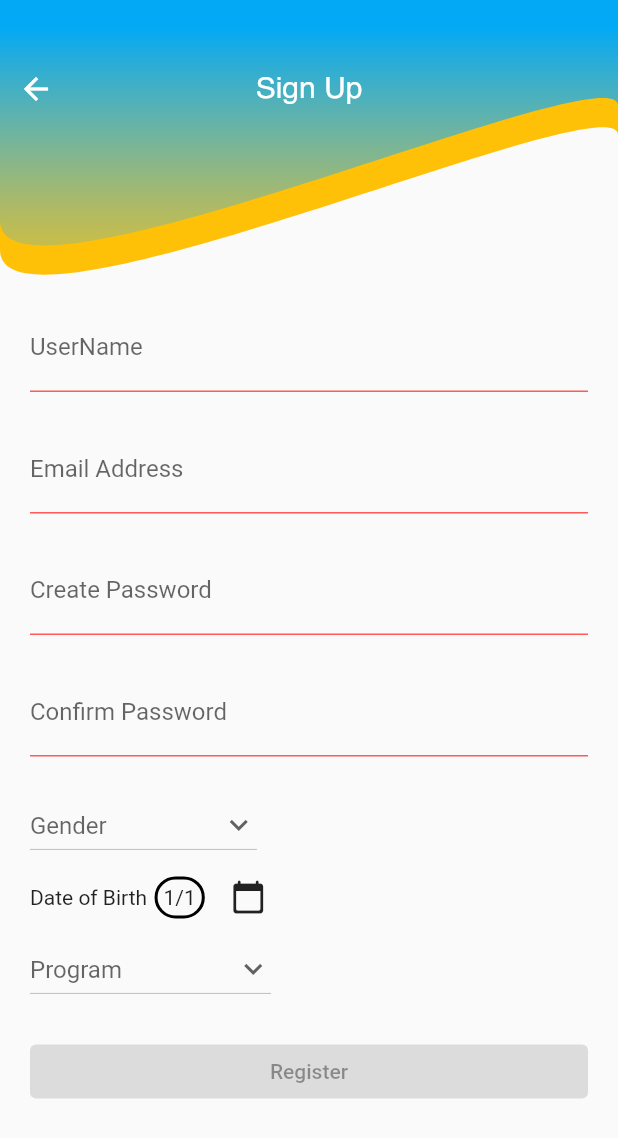
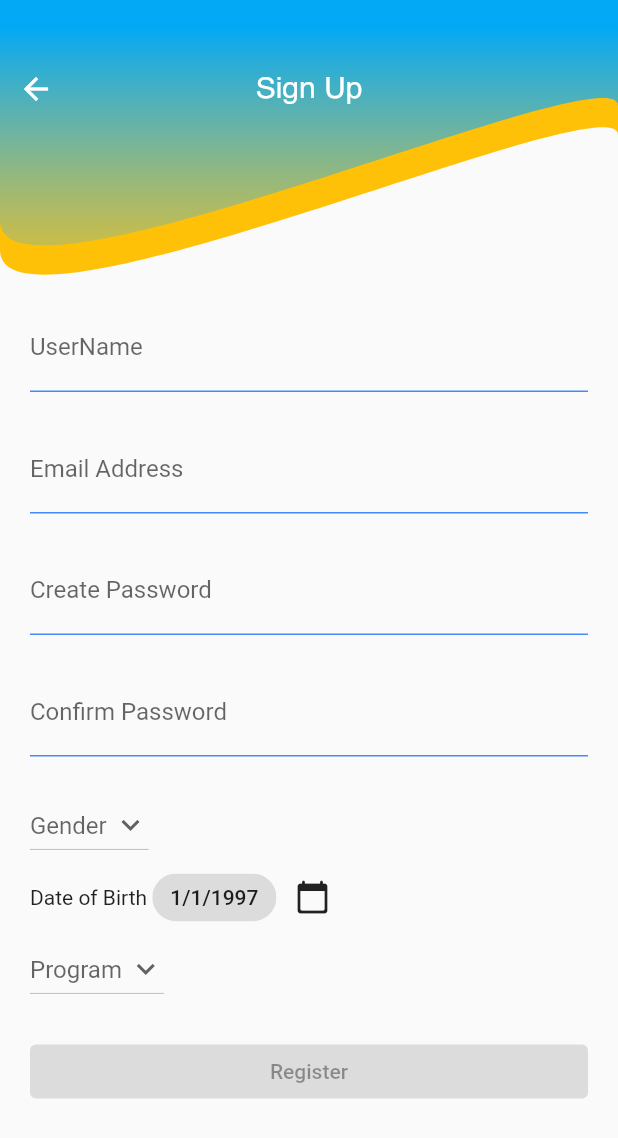
Before and after one commit to tayyab530/Helpadora, a Flutter app: the screen it shows after launch, after a tap on "Create an account", on a phone screen of 412 x 824 dp. Shown: the top 1138 px of the screen. Run offline on Flutter 3.47's test engine with Material 2 defaults, Android fonts, the phone set to English and light mode, and no system bars; our stand-ins replace animated_splash_screen, bubble, cloud_firestore, firebase_auth, firebase_core, nested and 2 more; missing offline and left inert: tap_debouncer; accounts and stored records are empty.

Commit message:
theme change tweeks, textfields underline color,chip adds to dropdown, splash shows once

```diff
--- a/lib/src/app.dart
+++ b/lib/src/app.dart
@@ -1,6 +1,5 @@
 import 'package:animated_splash_screen/animated_splash_screen.dart';
 import 'package:flutter/material.dart';
-import 'package:helpadora/src/custom_icons/helpadora_icons.dart';
 import 'package:nested/nested.dart';
 import 'package:provider/provider.dart';
 
@@ -28,8 +27,6 @@ class App extends StatelessWidget {
   Widget build(BuildContext context) {
     // debugPaintSizeEnabled = true;
     // debugPaintLayerBordersEnabled = true;
-    final _themeData = Provider.of<ThemeNotifier>(context, listen: false);
-    final bool _showSplash = _themeData.showSplash;
 
     return MultiProvider(
       providers: _providers,
@@ -40,15 +37,19 @@ class App extends StatelessWidget {
             theme: theme.getTheme(),
             debugShowCheckedModeBanner: false,
             title: 'Helpadora',
-            home: _showSplash
+            home: theme.showSplash
                 ? AnimatedSplashScreen.withScreenFunction(
+                    splashIconSize: double.infinity,
                     screenFunction: () async {
-                      _themeData.setSplashtoFalse();
+                      print('showSplash1 ${theme.showSplash}');
+                      theme.setSplashtoFalse();
+                      print('showSplash2 ${theme.showSplash}');
                       return Home();
                     },
                     backgroundColor: Theme.of(context).primaryColor,
                     splashTransition: SplashTransition.fadeTransition,
                     splash: Image.asset('assets/images/cover.png'),
+                    duration: 3,
                   )
                 : Home(),
             routes: _routes,
--- a/lib/src/blocs/write_query_bloc.dart
+++ b/lib/src/blocs/write_query_bloc.dart
@@ -43,9 +43,10 @@ class WriteQueryBloc extends ChangeNotifier with WriteQueryValidatorsMixin {
 
   String getTitle() => _title.value;
   String getDescription() => _description.value;
-  String getDueDate() =>
-      DateFormat('dd MM yyyy').format(_dueDate.value.pickedDate);
-  String getLocation() => _location.value;
+  String getDueDate() => _dueDate.value == null
+      ? ''
+      : DateFormat('dd MM yyyy').format(_dueDate.value.pickedDate);
+  String getLocation() => _location.value == null ? '' : _location.value;
 }
 
 //Please do not turn off the PC!!!!
--- a/lib/src/notifiers/theme_data.dart
+++ b/lib/src/notifiers/theme_data.dart
@@ -55,9 +55,8 @@ class ThemeNotifier with ChangeNotifier {
   bool isLight;
 
   ThemeNotifier() {
-    StorageManager.readData('themeMode').then((value) {
-      print('value read from storage: ' + value.toString());
-      var themeMode = value ?? 'light';
+    StorageManager.readData('themeMode').then((theme) {
+      var themeMode = theme ?? 'light';
       if (themeMode == 'light') {
         isLight = true;
         _themeData = lightTheme;
--- a/lib/src/screens/login_screen.dart
+++ b/lib/src/screens/login_screen.dart
@@ -12,6 +12,11 @@ import '../services/auth_services.dart';
 
 class LoginScreen extends StatelessWidget {
   static const routeName = '/login';
+  final _underLineBorder = UnderlineInputBorder(
+    borderSide: BorderSide(
+      color: Colors.blueAccent,
+    ),
+  );
 
   @override
   Widget build(BuildContext context) {
@@ -99,7 +104,11 @@ class LoginScreen extends StatelessWidget {
             textCapitalization: TextCapitalization.none,
             decoration: InputDecoration(
               labelText: 'Email',
+              errorStyle: TextStyle(color: Theme.of(context).disabledColor),
               errorText: snapshot.hasError ? snapshot.error : "",
+              errorBorder: _underLineBorder,
+              focusedBorder: _underLineBorder,
+              focusedErrorBorder: _underLineBorder,
             ),
             keyboardType: TextInputType.emailAddress,
             onChanged: bloc.changeEmail,
@@ -116,7 +125,11 @@ class LoginScreen extends StatelessWidget {
             textCapitalization: TextCapitalization.none,
             decoration: InputDecoration(
               labelText: 'Password',
+              errorStyle: TextStyle(color: Theme.of(context).dividerColor),
               errorText: snapshot.hasError ? snapshot.error : '',
+              errorBorder: _underLineBorder,
+              focusedBorder: _underLineBorder,
+              focusedErrorBorder: _underLineBorder,
             ),
             onChanged: bloc.changePassword,
           );
--- a/lib/src/screens/main_screen.dart
+++ b/lib/src/screens/main_screen.dart
@@ -2,7 +2,6 @@ import 'package:flutter/material.dart';
 
 import 'package:helpadora/src/widgets/tabs/conversation_tab.dart';
 import 'package:helpadora/src/widgets/tabs/self_tab.dart';
-import 'package:intl/intl.dart';
 import '../widgets/tabs/community_tab.dart';
 import '../widgets/tabs/conversation_tab.dart';
 import '../widgets/tabs/settings_tab.dart';
--- a/lib/src/screens/registration_screen.dart
+++ b/lib/src/screens/registration_screen.dart
@@ -14,6 +14,11 @@ import '../models/user_model.dart';
 
 class RegistrationScreen extends StatelessWidget {
   static const routeName = '/registration';
+  final _underLineBorder = UnderlineInputBorder(
+    borderSide: BorderSide(
+      color: Colors.blueAccent,
+    ),
+  );
 
   @override
   Widget build(BuildContext context) {
@@ -90,8 +95,12 @@ class RegistrationScreen extends StatelessWidget {
         builder: (context, AsyncSnapshot<String> snapshot) {
           return TextField(
             decoration: InputDecoration(
+              errorStyle: TextStyle(color: Theme.of(context).dividerColor),
               labelText: 'UserName',
               errorText: snapshot.hasError ? snapshot.error : '',
+              errorBorder: _underLineBorder,
+              focusedBorder: _underLineBorder,
+              focusedErrorBorder: _underLineBorder,
             ),
             onChanged: bloc.changeUserName,
           );
@@ -105,8 +114,12 @@ class RegistrationScreen extends StatelessWidget {
           return TextField(
             keyboardType: TextInputType.emailAddress,
             decoration: InputDecoration(
+              errorStyle: TextStyle(color: Theme.of(context).dividerColor),
               labelText: 'Email Address',
               errorText: snapshot.hasError ? snapshot.error : '',
+              errorBorder: _underLineBorder,
+              focusedBorder: _underLineBorder,
+              focusedErrorBorder: _underLineBorder,
             ),
             onChanged: bloc.changeEmail,
           );
@@ -120,8 +133,12 @@ class RegistrationScreen extends StatelessWidget {
           return TextField(
             obscureText: true,
             decoration: InputDecoration(
+              errorStyle: TextStyle(color: Theme.of(context).dividerColor),
               labelText: 'Create Password',
               errorText: snapshot.hasError ? snapshot.error : '',
+              errorBorder: _underLineBorder,
+              focusedBorder: _underLineBorder,
+              focusedErrorBorder: _underLineBorder,
             ),
             onChanged: bloc.changePassword,
           );
@@ -136,8 +153,12 @@ class RegistrationScreen extends StatelessWidget {
           return TextField(
             obscureText: true,
             decoration: InputDecoration(
+              errorStyle: TextStyle(color: Theme.of(context).dividerColor),
               labelText: 'Confirm Password',
               errorText: !snapshot.hasData ? 'Password does not match!' : '',
+              errorBorder: _underLineBorder,
+              focusedBorder: _underLineBorder,
+              focusedErrorBorder: _underLineBorder,
             ),
             onChanged: bloc.changeConfirmPassword,
           );
@@ -151,24 +172,12 @@ class RegistrationScreen extends StatelessWidget {
           return Container(
             alignment: Alignment.bottomLeft,
             child: DropdownButton(
-              hint: Text('Gender'),
+              hint: Text('Gender '),
               icon: Row(
                 children: [
-                  snapshot.data == null
-                      ? Container(
-                          width: 75.0,
-                        )
-                      : Container(
-                          padding: EdgeInsets.all(4.0),
-                          margin: EdgeInsets.symmetric(horizontal: 5.0),
-                          decoration: BoxDecoration(
-                            border: Border.all(width: 2.0),
-                            borderRadius:
-                                BorderRadius.all(Radius.circular(15.0)),
-                          ),
-                          child: Container(
-                            child: Text(snapshot.data),
-                          ),
+                  if (snapshot.data != null)
+                    Chip(
+                      label: Text(snapshot.data),
                     ),
                   Icon(Icons.expand_more),
                 ],
@@ -202,23 +211,15 @@ class RegistrationScreen extends StatelessWidget {
         stream: _regisBloc.date,
         initialData: Date(DateTime(1997), DateTime(1997)),
         builder: (context, AsyncSnapshot<Date> snapshot) {
+          final _pickedDate = snapshot.data.pickedDate;
           return Row(
             children: [
-              Text('Date of Birth'),
-              snapshot.data == null
-                  ? Container()
-                  : Container(
-                      padding: EdgeInsets.all(4.0),
-                      margin: EdgeInsets.symmetric(horizontal: 5.0),
-                      decoration: BoxDecoration(
-                        border: Border.all(width: 2.0),
-                        borderRadius: BorderRadius.all(
-                          Radius.circular(15.0),
-                        ),
-                      ),
-                      child: Container(
+              Text('Date of Birth '),
+              if (snapshot.data != null)
+                Chip(
+                  label: Container(
                     child: Text(
-                            "${snapshot.data.pickedDate.day}/${snapshot.data.pickedDate.month}"),
+                        "${_pickedDate.day}/${_pickedDate.month}/${_pickedDate.year}"),
                   ),
                 ),
               IconButton(
@@ -239,22 +240,12 @@ class RegistrationScreen extends StatelessWidget {
           return Container(
             alignment: Alignment.bottomLeft,
             child: DropdownButton(
-              hint: Text('Program'),
+              hint: Text('Program '),
               icon: Row(
                 children: [
-                  snapshot.data == null
-                      ? Container(
-                          width: 75.0,
-                        )
-                      : Container(
-                          margin: EdgeInsets.symmetric(horizontal: 5.0),
-                          padding: EdgeInsets.all(4.0),
-                          decoration: BoxDecoration(
-                            border: Border.all(width: 2.0),
-                            borderRadius:
-                                BorderRadius.all(Radius.circular(15.0)),
-                          ),
-                          child: Container(
+                  if (snapshot.data != null)
+                    Chip(
+                      label: Container(
                         child: Text(snapshot.data),
                       ),
                     ),
@@ -348,8 +339,8 @@ class RegistrationScreen extends StatelessWidget {
     final DateTime pickedDate = await showDatePicker(
       context: context,
       initialDate: snapshot.data.currentDate,
-      firstDate: DateTime(1995),
-      lastDate: DateTime(2015),
+      firstDate: DateTime(DateTime.now().year - 30),
+      lastDate: DateTime(DateTime.now().year - 10),
       currentDate: snapshot.data.currentDate,
     );
     if (pickedDate != null && pickedDate != snapshot.data.currentDate) {
--- a/lib/src/widgets/list_of_queries_swapable.dart
+++ b/lib/src/widgets/list_of_queries_swapable.dart
@@ -1,7 +1,6 @@
 import 'package:cloud_firestore/cloud_firestore.dart';
 import 'package:flutter/material.dart';
 import 'package:helpadora/src/custom_icons/helpadora_icons.dart';
-import 'package:helpadora/src/models/dialog_messages.dart';
 import 'package:provider/provider.dart';
 
 import '../services/db_firestore.dart';
--- a/lib/src/widgets/profile_view.dart
+++ b/lib/src/widgets/profile_view.dart
@@ -87,7 +87,6 @@ class Profile extends StatelessWidget {
               fontWeight:
                   Theme.of(context).primaryTextTheme.headline1.fontWeight,
               fontSize: 22.0,
-              backgroundColor: Colors.black12,
             ),
           ),
           SizedBox(
--- a/lib/src/widgets/query_item.dart
+++ b/lib/src/widgets/query_item.dart
@@ -42,6 +42,7 @@ class QueryItem extends StatelessWidget {
                       fontWeight: primaryTextTheme.headline1.fontWeight,
                       fontSize: primaryTextTheme.headline1.fontSize,
                       color: primaryTextTheme.headline1.color),
+                  overflow: TextOverflow.ellipsis,
                 ),
                 SizedBox(
                   height: 10.0,
--- a/lib/src/widgets/theme_toggle_tile.dart
+++ b/lib/src/widgets/theme_toggle_tile.dart
@@ -6,7 +6,7 @@ import 'package:provider/provider.dart';
 class ThemeToggleTile extends StatelessWidget {
   @override
   Widget build(BuildContext context) {
-    final _theme = Provider.of<ThemeNotifier>(context, listen: false);
+    final _theme = Provider.of<ThemeNotifier>(context);
     bool isLight = _theme.isLight;
 
     return ListTile(
@@ -14,6 +14,7 @@ class ThemeToggleTile extends StatelessWidget {
           isLight ? HelpadoraIcons.theme_light : HelpadoraIcons.theme_dark),
       title: Text('Dark Mode'),
       trailing: Switch(
+        activeColor: Theme.of(context).primaryColor,
         value: isLight ? false : true,
         onChanged: (_isLight) {
           print(_isLight);
```
Also changed, not shown: lib/src/screens/write_query_screen.dart (+23 -3 lines), lib/src/services/db_firestore.dart (+7 -2 lines), lib/src/widgets/list_of_conversation.dart (+6 -8 lines), lib/src/widgets/tabs/settings_tab.dart (+2 -5 lines). Lines whose indentation alone changed are shown as unchanged.
